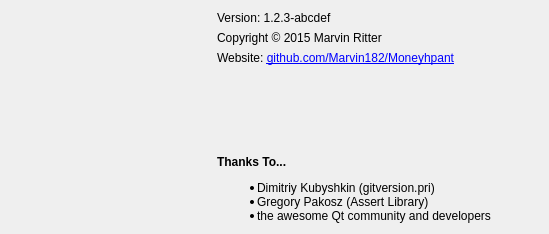
Old version of the form src/ui/AboutDialog.ui in the repository Marvin182/Moneyphant.
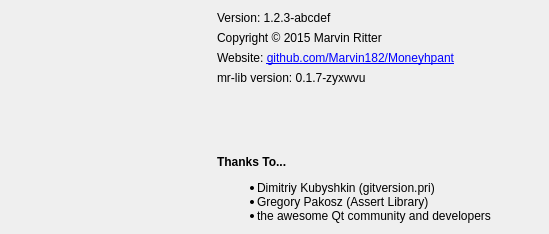
New version of the form. Icons and pictures are not drawn.

Commit message: Update to match newest version of mr-lib

```diff
--- a/src/ui/AboutDialog.ui
+++ b/src/ui/AboutDialog.ui
@@ -94,6 +94,13 @@
        </property>
       </widget>
      </item>
+     <item>
+      <widget class="QLabel" name="libversion">
+       <property name="text">
+        <string>mr-lib version: 0.1.7-zyxwvu</string>
+       </property>
+      </widget>
+     </item>
      <item>
       <spacer name="verticalSpacer_2">
        <property name="orientation">
```
The commit also changes 4 other files.
